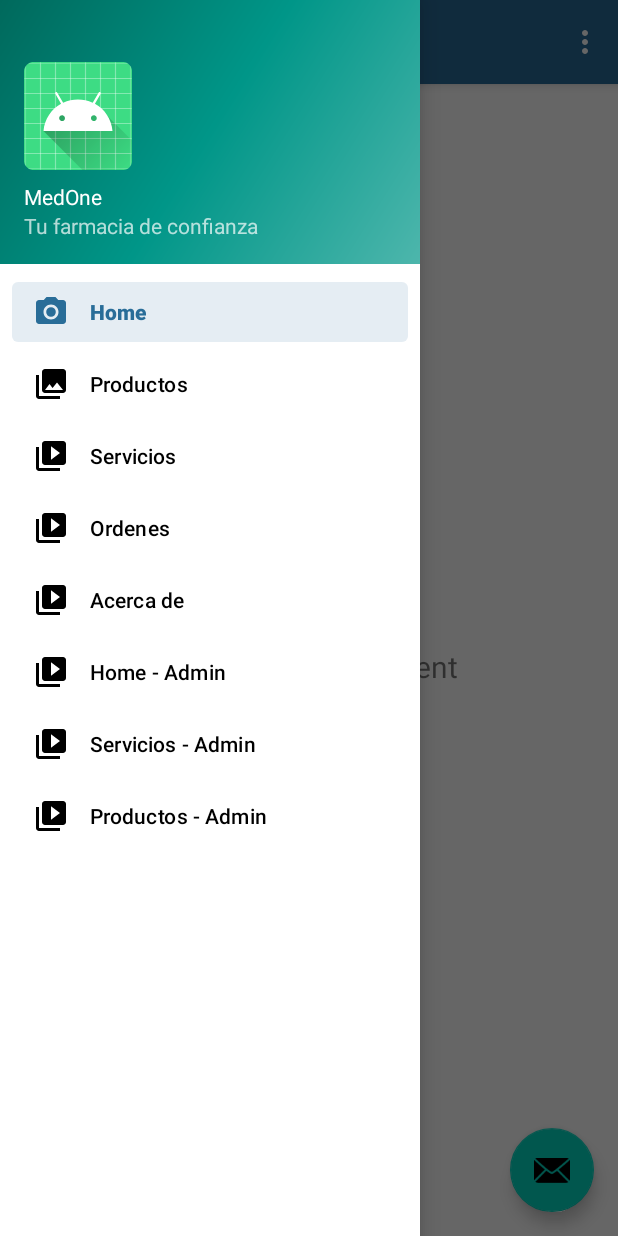
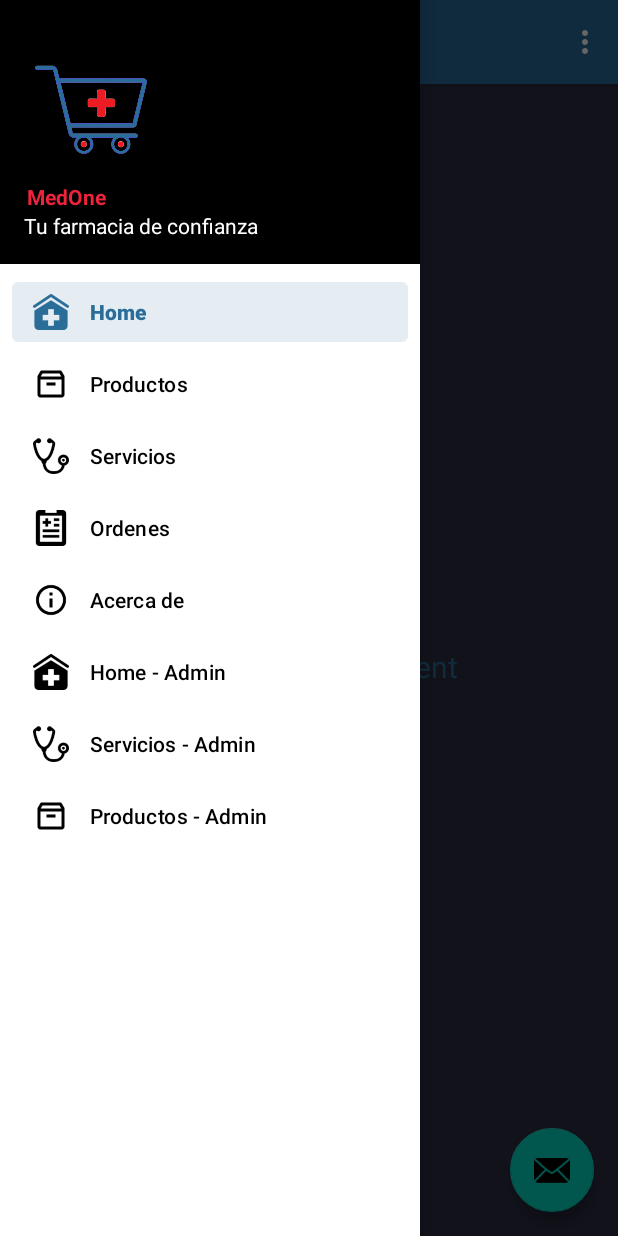
Before and after one commit to luiscotoo/ProyectoDSM, an Android app: the screen it shows after launch (HomeActivity), with the side drawer open, on a phone screen of 412 x 824 dp. Run offline under Robolectric (Android 15) with nearby library versions, the phone set to English and light mode, and no system bars; our stand-ins replace navigation-ui.

Commit message:
Diseño barra lateral

```diff
--- a/MedOne/app/src/main/res/layout/content_home.xml
+++ b/MedOne/app/src/main/res/layout/content_home.xml
@@ -5,6 +5,7 @@
     android:layout_width="match_parent"
     android:layout_height="match_parent"
     app:layout_behavior="@string/appbar_scrolling_view_behavior"
+    android:background="@color/black_shade_1"
     tools:showIn="@layout/app_bar_home">
 
     <fragment
--- a/MedOne/app/src/main/res/layout/fragment_home.xml
+++ b/MedOne/app/src/main/res/layout/fragment_home.xml
@@ -15,6 +15,7 @@
         android:layout_marginEnd="8dp"
         android:textAlignment="center"
         android:textSize="20sp"
+        android:textColor="#296D98"
         app:layout_constraintBottom_toBottomOf="parent"
         app:layout_constraintEnd_toEndOf="parent"
         app:layout_constraintStart_toStartOf="parent"
--- a/MedOne/app/src/main/res/layout/fragment_ordenes.xml
+++ b/MedOne/app/src/main/res/layout/fragment_ordenes.xml
@@ -14,6 +14,7 @@
         android:layout_marginTop="8dp"
         android:layout_marginEnd="8dp"
         android:textAlignment="center"
+        android:textColor="#296D98"
         android:textSize="20sp"
         app:layout_constraintBottom_toBottomOf="parent"
         app:layout_constraintEnd_toEndOf="parent"
--- a/MedOne/app/src/main/res/layout/fragment_productos.xml
+++ b/MedOne/app/src/main/res/layout/fragment_productos.xml
@@ -15,6 +15,7 @@
         android:layout_marginEnd="8dp"
         android:textAlignment="center"
         android:textSize="20sp"
+        android:textColor="#296D98"
         app:layout_constraintBottom_toBottomOf="parent"
         app:layout_constraintEnd_toEndOf="parent"
         app:layout_constraintStart_toStartOf="parent"
--- a/MedOne/app/src/main/res/layout/fragment_servicios.xml
+++ b/MedOne/app/src/main/res/layout/fragment_servicios.xml
@@ -15,6 +15,7 @@
         android:layout_marginEnd="8dp"
         android:textAlignment="center"
         android:textSize="20sp"
+        android:textColor="#296D98"
         app:layout_constraintBottom_toBottomOf="parent"
         app:layout_constraintEnd_toEndOf="parent"
         app:layout_constraintStart_toStartOf="parent"
--- a/MedOne/app/src/main/res/layout/nav_header_home.xml
+++ b/MedOne/app/src/main/res/layout/nav_header_home.xml
@@ -10,26 +10,31 @@
     android:paddingTop="@dimen/activity_vertical_margin"
     android:paddingRight="@dimen/activity_horizontal_margin"
     android:paddingBottom="@dimen/activity_vertical_margin"
+    android:backgroundTint="@color/black"
     android:theme="@style/ThemeOverlay.AppCompat.Dark">
 
     <ImageView
         android:id="@+id/imageView"
-        android:layout_width="wrap_content"
-        android:layout_height="wrap_content"
+        android:layout_width="90dp"
+        android:layout_height="90dp"
         android:contentDescription="@string/nav_header_desc"
         android:paddingTop="@dimen/nav_header_vertical_spacing"
-        app:srcCompat="@mipmap/ic_launcher_round" />
+        app:srcCompat="@drawable/logo" />
 
     <TextView
         android:layout_width="match_parent"
         android:layout_height="wrap_content"
         android:paddingTop="@dimen/nav_header_vertical_spacing"
         android:text="@string/nav_header_title"
+        android:textColor="@color/black_shade_2"
+        android:layout_marginLeft="2dp"
+        android:textStyle="bold"
         android:textAppearance="@style/TextAppearance.AppCompat.Body1" />
 
     <TextView
         android:id="@+id/textView"
         android:layout_width="wrap_content"
         android:layout_height="wrap_content"
+        android:textColor="@color/white"
         android:text="@string/nav_header_subtitle" />
 </LinearLayout>
--- a/MedOne/app/src/main/res/menu/activity_home_drawer.xml
+++ b/MedOne/app/src/main/res/menu/activity_home_drawer.xml
@@ -6,35 +6,35 @@
     <group android:checkableBehavior="single">
         <item
             android:id="@+id/nav_home"
-            android:icon="@drawable/ic_menu_camera"
+            android:icon="@drawable/ic_home_sidebar"
             android:title="@string/menu_home" />
         <item
             android:id="@+id/nav_productos"
-            android:icon="@drawable/ic_menu_gallery"
+            android:icon="@drawable/ic_productos_sidebar"
             android:title="@string/menu_productos" />
         <item
             android:id="@+id/nav_servicios"
-            android:icon="@drawable/ic_menu_slideshow"
+            android:icon="@drawable/ic_servicios_sidebar"
             android:title="@string/menu_servicios" />
         <item
             android:id="@+id/nav_ordenes"
-            android:icon="@drawable/ic_menu_slideshow"
+            android:icon="@drawable/ic_ordenes_sidebar"
             android:title="@string/menu_ordenes" />
         <item
             android:id="@+id/nav_acercade"
-            android:icon="@drawable/ic_menu_slideshow"
+            android:icon="@drawable/ic_acercade_sidebar"
             android:title="@string/menu_acercade" />
         <item
             android:id="@+id/homePrincipal"
-            android:icon="@drawable/ic_menu_slideshow"
+            android:icon="@drawable/ic_home_sidebar"
             android:title="@string/homeprincipal" />
         <item
             android:id="@+id/serviciosPrincipal"
-            android:icon="@drawable/ic_menu_slideshow"
+            android:icon="@drawable/ic_servicios_sidebar"
             android:title="@string/serviciosPrincipal" />
         <item
             android:id="@+id/productosPrincipal"
-            android:icon="@drawable/ic_menu_slideshow"
+            android:icon="@drawable/ic_productos_sidebar"
             android:title="Productos - Admin" />
     </group>
 </menu>
```
Also changed, not shown: MedOne/app/src/main/res/drawable/ic_acercade_sidebar.png (added), MedOne/app/src/main/res/drawable/ic_home_sidebar.png (added), MedOne/app/src/main/res/drawable/ic_ordenes_sidebar.png (added), MedOne/app/src/main/res/drawable/ic_productos_sidebar.png (added), MedOne/app/src/main/res/drawable/ic_servicios_sidebar.png (added), MedOne/app/src/main/res/drawable/logo.png (added).
